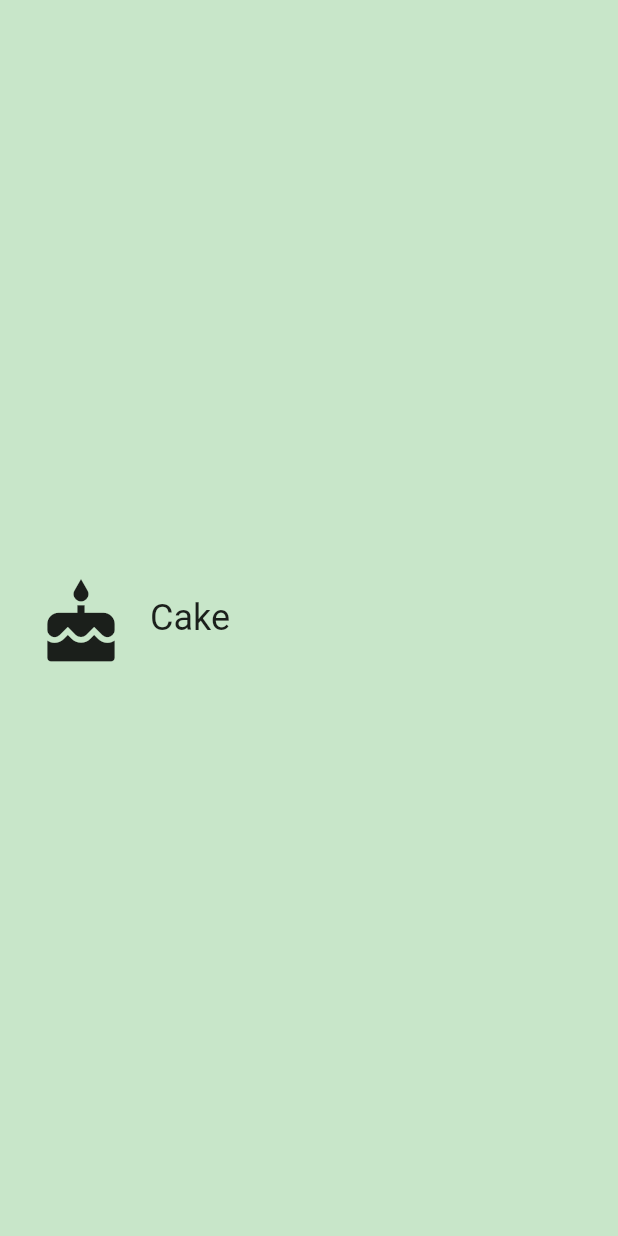
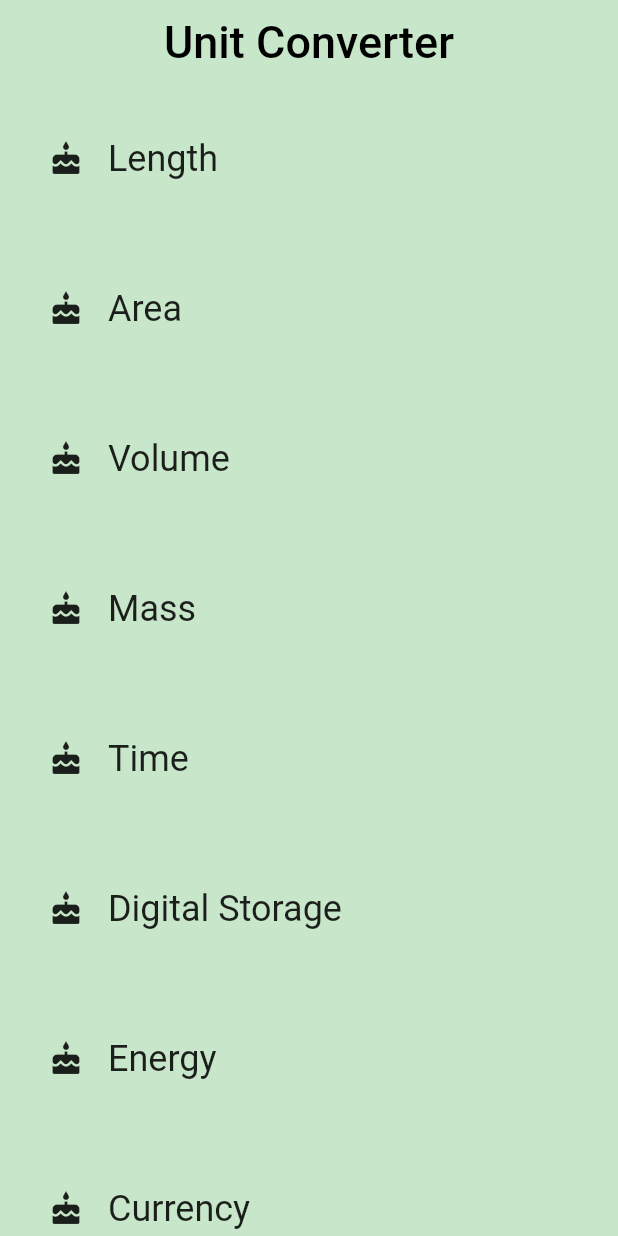
Before and after one commit to hayato-hibi/practice, a Flutter app: the screen it shows after launch, on a phone screen of 412 x 824 dp. Run offline on Flutter 3.47's test engine with Material 2 defaults, Android fonts, the phone set to English and light mode, and no system bars.

Commit message:
CategoryRouteの追加　ListViewについて

```diff
--- a/lib/category.dart
+++ b/lib/category.dart
@@ -3,17 +3,26 @@ import 'package:flutter/material.dart';
 final _rowHeight = 100.0;
 final _borderRadius = BorderRadius.circular(_rowHeight / 2);
 
+/// A custom [Category] widget.
+///
+/// The widget is composed on an [Icon] and [Text]. Tapping on the widget shows
+/// a colored [InkWell] animation.
 class Category extends StatelessWidget {
   final String name;
   final ColorSwatch color;
   final IconData iconLocation;
 
-  const Category(
-      {Key key,
-      @required this.name,
-      @required this.color,
-      @required this.iconLocation})
-      : assert(name != null),
+  /// Creates a [Category].
+  ///
+  /// A [Category] saves the name of the Category (e.g. 'Length'), its color for
+  /// the UI, and the icon that represents it (e.g. a ruler).
+  // TODO: You'll need the name, color, and iconLocation from main.dart
+  const Category({
+    Key key,
+    @required this.name,
+    @required this.color,
+    @required this.iconLocation,
+  })  : assert(name != null),
         assert(color != null),
         assert(iconLocation != null),
         super(key: key);
@@ -33,7 +42,7 @@ class Category extends StatelessWidget {
           highlightColor: color,
           splashColor: color,
           onTap: () {
-            print('I was tapped');
+            print('タップされました');
           },
           child: Padding(
             padding: EdgeInsets.all(8.0),
@@ -44,7 +53,7 @@ class Category extends StatelessWidget {
                   padding: EdgeInsets.all(16.0),
                   child: Icon(
                     iconLocation,
-                    size: 60,
+                    size: 24.0,
                   ),
                 ),
                 Center(
--- /dev/null
+++ b/lib/category_route.dart
@@ -0,0 +1,85 @@
+import 'package:flutter/material.dart';
+
+import 'category.dart';
+
+final _backgroundColor = Colors.green[100];
+
+class CategoryRoute extends StatelessWidget {
+  const CategoryRoute();
+
+  static const _categoryNames = <String>[
+    'Length',
+    'Area',
+    'Volume',
+    'Mass',
+    'Time',
+    'Digital Storage',
+    'Energy',
+    'Currency',
+  ];
+
+  static const _baseColors = <Color>[
+    Colors.teal,
+    Colors.orange,
+    Colors.pinkAccent,
+    Colors.blueAccent,
+    Colors.yellow,
+    Colors.greenAccent,
+    Colors.purpleAccent,
+    Colors.red,
+  ];
+
+  Widget _buildCategoryWidgets(List<Widget> categories) {
+    return ListView.builder(
+      itemBuilder: (BuildContext context, int index) => categories[index],
+      itemCount: categories.length,
+    );
+  }
+
+  @override
+  Widget build(BuildContext context) {
+    // TODO: Create a list of the eight Categories, using the names and colors
+    // from above. Use a placeholder icon, such as `Icons.cake` for each
+    // Category. We'll add custom icons later.
+    final categories = <Category>[];
+
+    for (var i = 0; i < _categoryNames.length; i++) {
+      categories.add(Category(
+        name: _categoryNames[i],
+        color: _baseColors[i],
+        iconLocation: Icons.cake,
+      ));
+    }
+
+    // TODO: Create a list view of the Categories
+    final listView = Container(
+      color: _backgroundColor,
+      padding: EdgeInsets.symmetric(horizontal: 8.0),
+      child: _buildCategoryWidgets(categories),
+    );
+
+    // TODO: Create an App Bar
+    final appBar = AppBar(
+      elevation: 0.0,
+      title: Text(
+        'Unit Converter',
+        style: TextStyle(
+          color: Colors.black,
+          fontSize: 30.0,
+        ),
+      ),
+      centerTitle: true,
+      backgroundColor: _backgroundColor,
+    );
+
+    return Scaffold(
+      appBar: appBar,
+      body: listView,
+    );
+
+    return Scaffold(
+      appBar: appBar,
+      body: listView,
+    );
+  }
+}
--- a/lib/main.dart
+++ b/lib/main.dart
@@ -1,4 +1,5 @@
 import 'package:flutter/material.dart';
+import 'package:practice_app/category_route.dart';
 import 'category.dart';
 
 // TODO: Pass this information into your custom [Category] widget
@@ -19,17 +20,7 @@ class MyApp extends StatelessWidget {
     return MaterialApp(
       debugShowCheckedModeBanner: false,
       title: 'Unit Converter',
-      home: Scaffold(
-        backgroundColor: Colors.green[100],
-        body: Center(
-          // TODO: Determine what properties you'll need to pass into the widget
-          child: Category(
-            name: _categoryName,
-            color: _categoryColor,
-            iconLocation: _categoryIcon,
-          ),
-        ),
-      ),
+      home: CategoryRoute(),
     );
   }
 }
```
